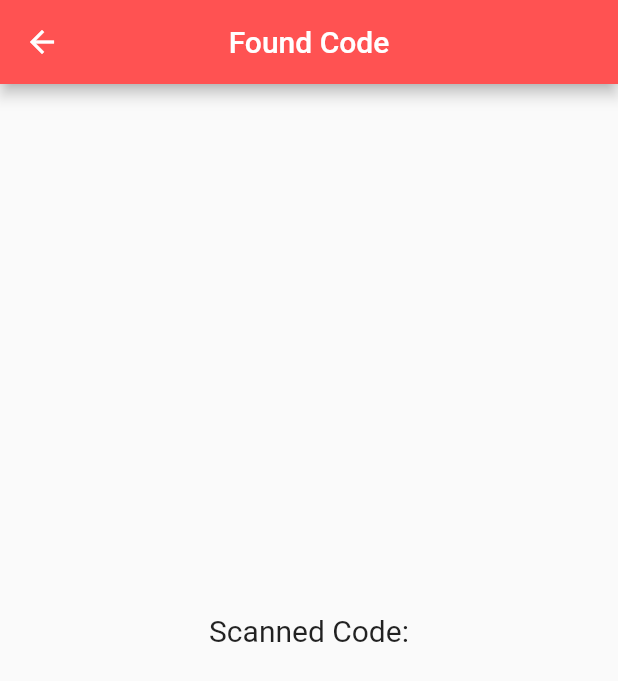
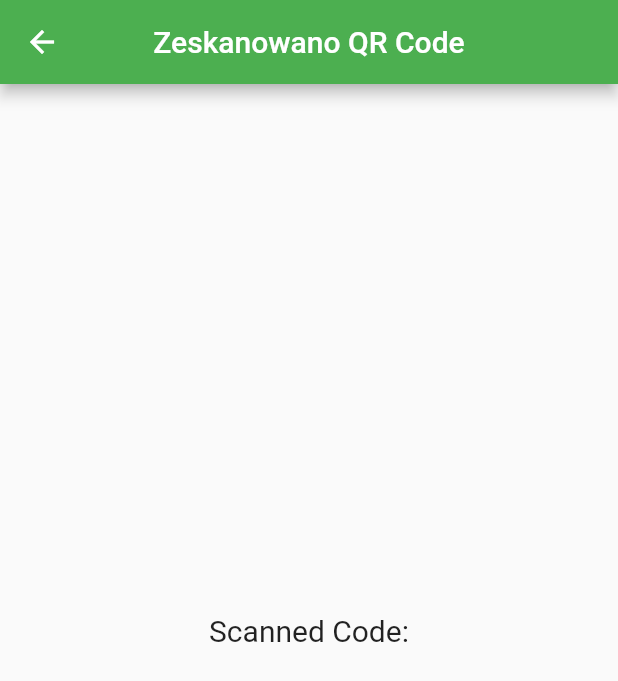
Before and after one commit to KarolWisniewski00/SystemKiosk, a Flutter app: the FoundCodeScreen screen opened directly with empty values, on a phone screen of 412 x 824 dp. Shown: the top 681 px of the screen. Run offline on Flutter 3.47's test engine with Material 2 defaults, Android fonts, the phone set to English and light mode, and no system bars; missing offline and left inert: mobile_scanner.

Commit message:
colors, texts change

```diff
--- a/lib/main.dart
+++ b/lib/main.dart
@@ -8,30 +8,14 @@ void main() {
 }
 
 class MyApp extends StatelessWidget {
-  static const customSwatch = MaterialColor(
-    0xFFFF5252,
-    <int, Color>{
-      50: Color(0xFFFFEBEE),
-      100: Color(0xFFFFCDD2),
-      200: Color(0xFFEF9A9A),
-      300: Color(0xFFE57373),
-      400: Color(0xFFEF5350),
-      500: Color(0xFFFF5252),
-      600: Color(0xFFE53935),
-      700: Color(0xFFD32F2F),
-      800: Color(0xFFC62828),
-      900: Color(0xFFB71C1C),
-    },
-  );
-
   const MyApp({Key? key}) : super(key: key);
 
   @override
   Widget build(BuildContext context) {
     return MaterialApp(
-      title: 'Flutter Demo',
+      title: 'Kiosk',
       theme: ThemeData(
-        primarySwatch: customSwatch,
+        primarySwatch: Colors.green,
       ),
       debugShowCheckedModeBanner: false,
       home: const MyHomePage(),
@@ -54,7 +38,7 @@ class _MyHomePageState extends State<MyHomePage> {
   Widget build(BuildContext context) {
     return Scaffold(
       appBar: AppBar(
-        title: const Text("Mobile Scanner"),
+        title: const Text("Kiosk"),
         actions: [
           IconButton(
             color: Colors.white,
@@ -102,7 +86,7 @@ class _MyHomePageState extends State<MyHomePage> {
     /// open screen
     if (!_screenOpened) {
       final String code = barcode.rawValue ?? "---";
-      debugPrint('Barcode found! $code');
+      debugPrint('QR code found! $code');
       _screenOpened = true;
       Navigator.push(
           context,
@@ -136,7 +120,7 @@ class _FoundCodeScreenState extends State<FoundCodeScreen> {
   Widget build(BuildContext context) {
     return Scaffold(
       appBar: AppBar(
-        title: Text("Found Code"),
+        title: Text("Zeskanowano QR Code"),
         centerTitle: true,
         leading: IconButton(
           onPressed: () {
```
Also changed, not shown: lib/pages/home_page.dart (deleted), lib/widget_tree.dart (deleted).
